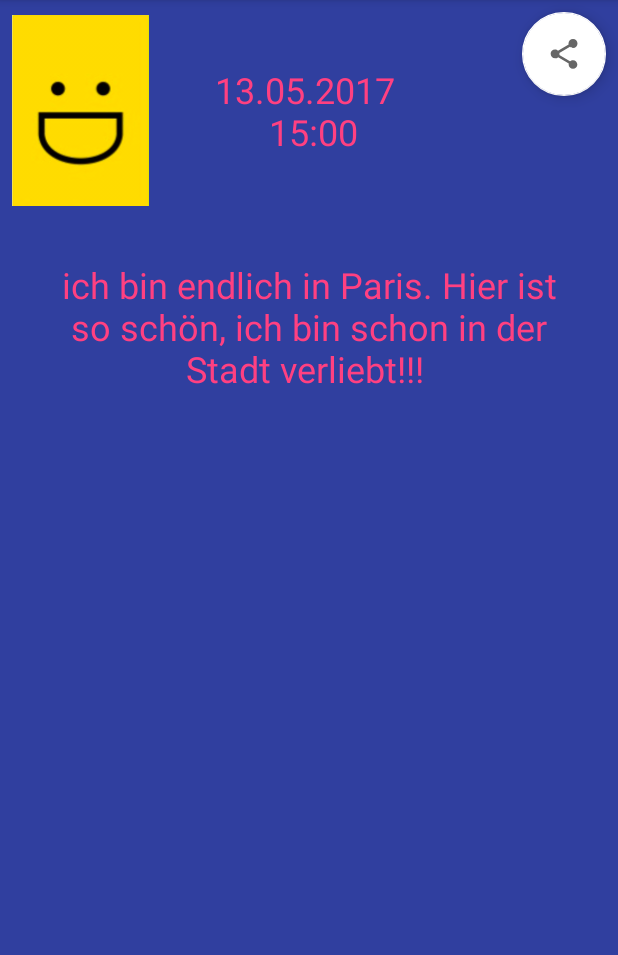
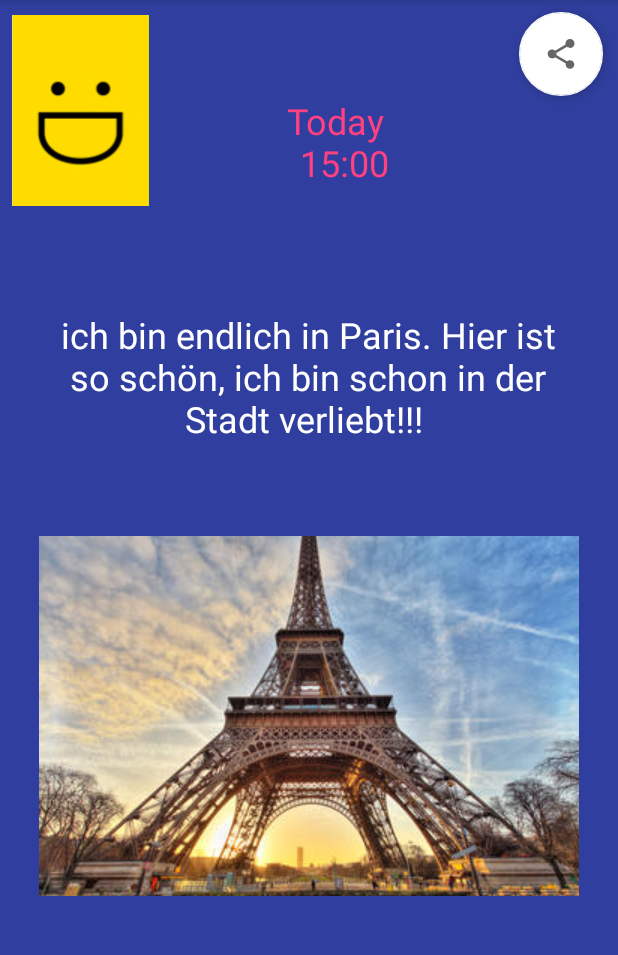
Before and after one commit to mairauss/Diarize, an Android app: the ItemView screen opened directly, with no data from a screen before it, on a phone screen of 412 x 824 dp, the part 84-1039 px from its top. Run offline under Robolectric (Android 15) with nearby library versions, the phone set to English and light mode, and no system bars.

Commit message:
item view scrolable

```diff
--- a/app/src/main/res/layout/item_layout.xml
+++ b/app/src/main/res/layout/item_layout.xml
@@ -1,5 +1,7 @@
 <?xml version="1.0" encoding="utf-8"?>
-<android.support.constraint.ConstraintLayout xmlns:android="http://schemas.android.com/apk/res/android"
+
+
+<ScrollView xmlns:android="http://schemas.android.com/apk/res/android"
     xmlns:app="http://schemas.android.com/apk/res-auto"
     xmlns:tools="http://schemas.android.com/tools"
     android:layout_width="match_parent"
@@ -7,18 +9,10 @@
     tools:context="com.diarize.ItemView">
 
 
-    <android.support.design.widget.FloatingActionButton
-        android:id="@+id/share_button"
-        android:layout_width="wrap_content"
-        android:layout_height="wrap_content"
-        android:layout_marginRight="8dp"
-        android:layout_marginTop="8dp"
-        android:clickable="true"
-        app:backgroundTint="@color/common_google_signin_btn_text_dark_pressed"
-        app:fabSize="normal"
-        app:layout_constraintRight_toRightOf="parent"
-        app:layout_constraintTop_toTopOf="parent"
-        app:srcCompat="?attr/actionModeShareDrawable" />
+    <RelativeLayout
+        android:layout_width="match_parent"
+        android:layout_height="wrap_content">
+
 
         <ImageView
             android:id="@+id/imageView2"
@@ -35,31 +29,68 @@
             android:id="@+id/clock_item_view"
             android:layout_width="146dp"
             android:layout_height="60dp"
-        android:layout_marginTop="43dp"
+            android:layout_marginLeft="8dp"
+            android:layout_marginRight="8dp"
             android:gravity="center"
-        android:text="13.05.2017 \n 15:00"
+            android:text="Today \n 15:00"
             android:textColor="@color/colorAccent"
             android:textSize="24sp"
+            app:layout_constraintLeft_toLeftOf="parent"
+            app:layout_constraintRight_toRightOf="parent"
             app:layout_constraintTop_toTopOf="parent"
-        android:layout_marginRight="8dp"
+            android:layout_below="@+id/share_button"
+            android:layout_toStartOf="@+id/share_button"
+            android:layout_marginEnd="46dp" />
+
+        <android.support.design.widget.FloatingActionButton
+            android:id="@+id/share_button"
+            android:layout_width="wrap_content"
+            android:layout_height="wrap_content"
+            android:clickable="true"
+            app:backgroundTint="@color/common_google_signin_btn_text_dark_pressed"
+            app:fabSize="normal"
             app:layout_constraintRight_toRightOf="parent"
-        android:layout_marginLeft="8dp"
-        app:layout_constraintLeft_toLeftOf="parent" />
+            app:layout_constraintTop_toTopOf="parent"
+            app:srcCompat="?attr/actionModeShareDrawable"
+            android:layout_alignTop="@+id/imageView2"
+            android:layout_alignParentEnd="true"
+            android:layout_marginEnd="10dp" />
+
+
+
 
         <TextView
         android:id="@+id/item_text"
         android:layout_width="351dp"
         android:layout_height="93dp"
-        android:layout_marginTop="68dp"
             android:gravity="center"
         android:text="ich bin endlich in Paris. Hier ist so schön, ich bin schon in der Stadt verliebt!!! "
-        android:textColor="@color/colorAccent"
+        android:textColor="@color/cardview_light_background"
         android:textSize="24sp"
         app:layout_constraintTop_toBottomOf="@+id/clock_item_view"
         android:layout_marginRight="8dp"
         app:layout_constraintRight_toRightOf="parent"
         android:layout_marginLeft="8dp"
-        app:layout_constraintLeft_toLeftOf="parent" />
+        app:layout_constraintLeft_toLeftOf="parent"
+            android:layout_marginTop="65dp"
+            android:layout_below="@+id/imageView2"
+            android:layout_centerHorizontal="true" />
 
 
-</android.support.constraint.ConstraintLayout>
+
+        <ImageView
+            android:layout_width="match_parent"
+            android:layout_height="match_parent"
+            android:src="@drawable/paris"
+            android:layout_marginTop="59dp"
+            android:layout_below="@+id/item_text"
+            android:layout_alignParentEnd="true" />
+
+        <!--Todo put Video inside -->
+        <!--<VideoView-->
+            <!--android:layout_width="match_parent"-->
+            <!--android:layout_height="wrap_content" />-->
+    </RelativeLayout>
+
+
+</ScrollView>
--- a/app/src/main/res/values/strings.xml
+++ b/app/src/main/res/values/strings.xml
@@ -6,4 +6,5 @@
     <string name="title_activity_main">MainActivity</string>
     <string name="log_out">log out</string>
     <string name="title_activity_calendar">Calendar</string>
+    <string name="_13_05_2017_n_15_00">13.05.2017   15:00</string>
 </resources>
```
Also changed, not shown: app/src/main/res/drawable/paris.jpg (added). Lines whose indentation alone changed are shown as unchanged.
